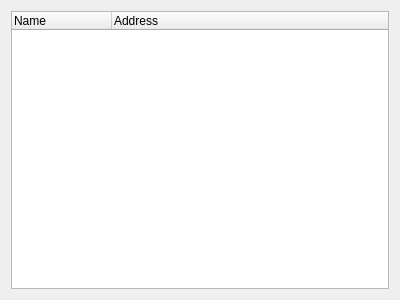
The window that devicesearchview.ui (jcaden/BlueZ-Manager) describes before a commit, drawn with Qt 5.
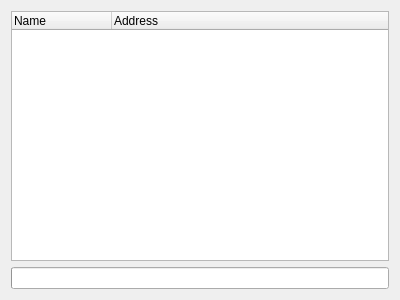
The same window after the commit.

Commit message: Add a progress bar to search window and make adapter accessible.

```diff
--- a/devicesearchview.ui
+++ b/devicesearchview.ui
@@ -28,6 +28,9 @@
      </column>
     </widget>
    </item>
+   <item row="2" column="0">
+    <widget class="QProgressBar" name="progressBar"/>
+   </item>
   </layout>
  </widget>
  <resources/>
```
The commit also changes 6 other files.
